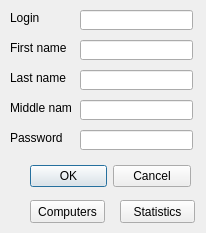
Qt form client/gui/usereditdialog.ui (EPecherkin/diplom) before a commit.
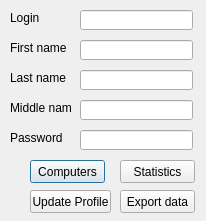
The same form after that commit.

Commit message: client gui and export

Diff of the .ui file:
```diff
--- a/client/gui/usereditdialog.ui
+++ b/client/gui/usereditdialog.ui
@@ -7,28 +7,30 @@
     <x>0</x>
     <y>0</y>
     <width>206</width>
-    <height>233</height>
+    <height>221</height>
    </rect>
   </property>
+  <property name="sizePolicy">
+   <sizepolicy hsizetype="Preferred" vsizetype="Preferred">
+    <horstretch>0</horstretch>
+    <verstretch>0</verstretch>
+   </sizepolicy>
+  </property>
+  <property name="minimumSize">
+   <size>
+    <width>206</width>
+    <height>221</height>
+   </size>
+  </property>
+  <property name="maximumSize">
+   <size>
+    <width>206</width>
+    <height>221</height>
+   </size>
+  </property>
   <property name="windowTitle">
    <string>Dialog</string>
   </property>
-  <widget class="QDialogButtonBox" name="buttonBox">
-   <property name="geometry">
-    <rect>
-     <x>30</x>
-     <y>160</y>
-     <width>161</width>
-     <height>32</height>
-    </rect>
-   </property>
-   <property name="orientation">
-    <enum>Qt::Horizontal</enum>
-   </property>
-   <property name="standardButtons">
-    <set>QDialogButtonBox::Cancel|QDialogButtonBox::Ok</set>
-   </property>
-  </widget>
   <widget class="QLabel" name="loginL">
    <property name="geometry">
     <rect>
@@ -148,7 +150,7 @@
    <property name="geometry">
     <rect>
      <x>30</x>
-     <y>200</y>
+     <y>160</y>
      <width>75</width>
      <height>23</height>
     </rect>
@@ -161,7 +163,7 @@
    <property name="geometry">
     <rect>
      <x>120</x>
-     <y>200</y>
+     <y>160</y>
      <width>75</width>
      <height>23</height>
     </rect>
@@ -170,6 +172,32 @@
     <string>Statistics</string>
    </property>
   </widget>
+  <widget class="QPushButton" name="exportDataPB">
+   <property name="geometry">
+    <rect>
+     <x>120</x>
+     <y>190</y>
+     <width>75</width>
+     <height>23</height>
+    </rect>
+   </property>
+   <property name="text">
+    <string>Export data</string>
+   </property>
+  </widget>
+  <widget class="QPushButton" name="updateProfilePB">
+   <property name="geometry">
+    <rect>
+     <x>30</x>
+     <y>190</y>
+     <width>81</width>
+     <height>23</height>
+    </rect>
+   </property>
+   <property name="text">
+    <string>Update Profile</string>
+   </property>
+  </widget>
  </widget>
  <resources/>
  <connections>
```
Left out of the diff: 35 changed lines with no effect on the pictures. The commit also changes 16 other files.
